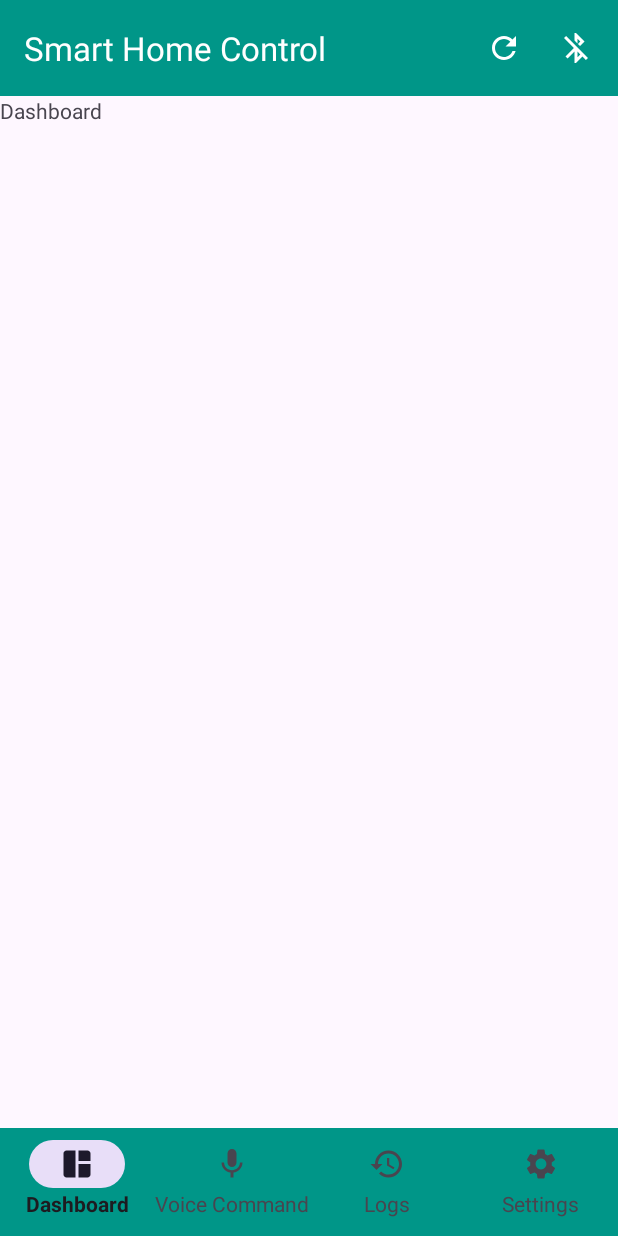
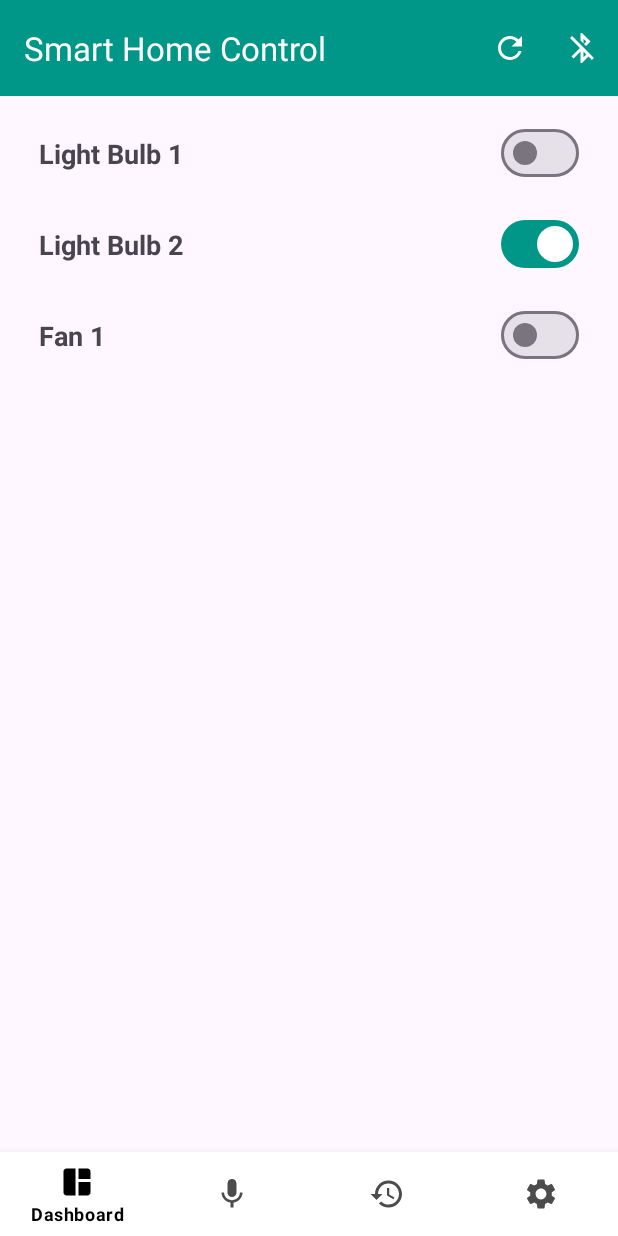
Before and after one commit to CoolQMan/ControlAppliancesWithVoice, an Android app: the screen it shows after launch (MainActivity), on a phone screen of 412 x 824 dp. Run offline under Robolectric (Android 15) with nearby library versions, the light colour scheme and no system bars.

Commit message:
Started adding functionality to Dashboard Fragment

```diff
--- /dev/null
+++ b/app/src/main/java/com/team17/controlapplianceswithvoice/ApplianceModel.java
@@ -0,0 +1,11 @@
+package com.team17.controlapplianceswithvoice;
+
+public class ApplianceModel {
+    String applianceName;
+    boolean status = false;
+
+    public ApplianceModel(String name, boolean status){
+        this.applianceName = name;
+        this.status = status;
+    }
+}
--- a/app/src/main/java/com/team17/controlapplianceswithvoice/DashboardFragment.java
+++ b/app/src/main/java/com/team17/controlapplianceswithvoice/DashboardFragment.java
@@ -3,62 +3,35 @@ package com.team17.controlapplianceswithvoice;
 import android.os.Bundle;
 
 import androidx.fragment.app.Fragment;
+import androidx.recyclerview.widget.GridLayoutManager;
+import androidx.recyclerview.widget.LinearLayoutManager;
+import androidx.recyclerview.widget.RecyclerView;
 
 import android.view.LayoutInflater;
 import android.view.View;
 import android.view.ViewGroup;
 
-/**
- * A simple {@link Fragment} subclass.
- * Use the {@link DashboardFragment#newInstance} factory method to
- * create an instance of this fragment.
- */
+
 public class DashboardFragment extends Fragment {
-
-    // TODO: Rename parameter arguments, choose names that match
-    // the fragment initialization parameters, e.g. ARG_ITEM_NUMBER
-    private static final String ARG_PARAM1 = "param1";
-    private static final String ARG_PARAM2 = "param2";
-
-    // TODO: Rename and change types of parameters
-    private String mParam1;
-    private String mParam2;
+    RecyclerView recyclerView;
 
     public DashboardFragment() {
         // Required empty public constructor
     }
 
-    /**
-     * Use this factory method to create a new instance of
-     * this fragment using the provided parameters.
-     *
-     * @param param1 Parameter 1.
-     * @param param2 Parameter 2.
-     * @return A new instance of fragment DashboardFragment.
-     */
-    // TODO: Rename and change types and number of parameters
-    public static DashboardFragment newInstance(String param1, String param2) {
-        DashboardFragment fragment = new DashboardFragment();
-        Bundle args = new Bundle();
-        args.putString(ARG_PARAM1, param1);
-        args.putString(ARG_PARAM2, param2);
-        fragment.setArguments(args);
-        return fragment;
-    }
-
-    @Override
-    public void onCreate(Bundle savedInstanceState) {
-        super.onCreate(savedInstanceState);
-        if (getArguments() != null) {
-            mParam1 = getArguments().getString(ARG_PARAM1);
-            mParam2 = getArguments().getString(ARG_PARAM2);
-        }
-    }
 
     @Override
     public View onCreateView(LayoutInflater inflater, ViewGroup container,
                              Bundle savedInstanceState) {
         // Inflate the layout for this fragment
-        return inflater.inflate(R.layout.fragment_dashboard, container, false);
+        View view = inflater.inflate(R.layout.fragment_dashboard, container, false);
+
+        recyclerView = view.findViewById(R.id.recyclerView);
+        recyclerView.setLayoutManager(new LinearLayoutManager(getContext()));
+        recyclerView.setAdapter(new RecyclerApplianceAdapter(getContext()));
+
+
+
+        return view;
     }
 }
--- /dev/null
+++ b/app/src/main/java/com/team17/controlapplianceswithvoice/RecyclerApplianceAdapter.java
@@ -0,0 +1,58 @@
+package com.team17.controlapplianceswithvoice;
+
+import android.content.Context;
+import android.view.LayoutInflater;
+import android.view.View;
+import android.view.ViewGroup;
+import android.widget.TextView;
+
+import androidx.annotation.NonNull;
+import androidx.recyclerview.widget.RecyclerView;
+
+import com.google.android.material.materialswitch.MaterialSwitch;
+
+import java.util.ArrayList;
+
+public class RecyclerApplianceAdapter extends RecyclerView.Adapter<RecyclerApplianceAdapter.ViewHolder> {
+    Context context;
+    ArrayList<ApplianceModel>arrayList;
+    RecyclerApplianceAdapter(Context context){
+        this.context = context;
+        arrayList = new ArrayList<>();
+        arrayList.add(new ApplianceModel("Light Bulb 1", false));
+        arrayList.add(new ApplianceModel("Light Bulb 2", true));
+        arrayList.add(new ApplianceModel("Fan 1", false));
+    }
+
+    @NonNull
+    @Override
+    public ViewHolder onCreateViewHolder(@NonNull ViewGroup parent, int viewType) {
+        View v = LayoutInflater.from(context).inflate(R.layout.row_appliance, parent, false);
+        return new ViewHolder(v);
+    }
+
+    @Override
+    public void onBindViewHolder(@NonNull ViewHolder holder, int position) {
+        holder.appliance_name.setText(arrayList.get(position).applianceName);
+        holder.appliance_switch.setChecked(arrayList.get(position).status);
+    }
+
+    @Override
+    public int getItemCount() {
+        return arrayList.size();
+    }
+
+    public class ViewHolder extends RecyclerView.ViewHolder {
+        TextView appliance_name;
+        MaterialSwitch appliance_switch;
+        public ViewHolder(@NonNull View itemView) {
+            super(itemView);
+
+            appliance_name = itemView.findViewById(R.id.appliance_name);
+            appliance_switch = itemView.findViewById(R.id.appliance_switch);
+
+        }
+    }
+
+
+}
--- /dev/null
+++ b/app/src/main/res/color-night/bottom_nav_color.xml
@@ -0,0 +1,5 @@
+<?xml version="1.0" encoding="utf-8"?>
+<selector xmlns:android="http://schemas.android.com/apk/res/android">
+    <item android:color="@android:color/white" android:state_checked="true"/>
+    <item android:color="?attr/colorOnSurface" android:alpha="0.7" android:state_checked="false"/>
+</selector>
--- /dev/null
+++ b/app/src/main/res/color/bottom_nav_color.xml
@@ -0,0 +1,5 @@
+<?xml version="1.0" encoding="utf-8"?>
+<selector xmlns:android="http://schemas.android.com/apk/res/android">
+    <item android:color="@android:color/black" android:state_checked="true"/>
+    <item android:color="?attr/colorOnSurface" android:alpha="0.7" android:state_checked="false"/>
+</selector>
--- a/app/src/main/res/layout/activity_main.xml
+++ b/app/src/main/res/layout/activity_main.xml
@@ -1,65 +1,49 @@
 <?xml version="1.0" encoding="utf-8"?>
-<LinearLayout
+<androidx.constraintlayout.widget.ConstraintLayout
     xmlns:android="http://schemas.android.com/apk/res/android"
     xmlns:app="http://schemas.android.com/apk/res-auto"
     xmlns:tools="http://schemas.android.com/tools"
-    android:orientation="vertical"
     android:layout_width="match_parent"
     android:layout_height="match_parent"
+    android:fitsSystemWindows="true"
     tools:context=".MainActivity">
 
     <!-- AppBar with Action Bar -->
     <androidx.appcompat.widget.Toolbar
         android:id="@+id/toolbar"
-        android:layout_width="match_parent"
+        android:layout_width="0dp"
         android:layout_height="?attr/actionBarSize"
         android:background="@color/colorPrimary"
-        android:theme="@style/ThemeOverlay.AppCompat.ActionBar"
         app:titleTextColor="@android:color/white"
-        app:title="Smart Home Control">
+        app:title="Smart Home Control"
+        app:menu="@menu/action_bar_menu"
+        app:layout_constraintTop_toTopOf="parent"
+        app:layout_constraintStart_toStartOf="parent"
+        app:layout_constraintEnd_toEndOf="parent">
 
-        <!-- Bluetooth Status Icon -->
-        <ImageView
-            android:id="@+id/bluetooth_status"
-            android:layout_width="24dp"
-            android:layout_height="24dp"
-            android:layout_gravity="end"
-            android:layout_marginEnd="16dp"
-            android:contentDescription="Bluetooth Status"
-            android:src="@drawable/ic_bluetooth_disabled"
-            app:tint="@android:color/white" />
-
-        <!-- Refresh Button -->
-        <ImageButton
-            android:id="@+id/refresh_button"
-            android:layout_width="40dp"
-            android:layout_height="40dp"
-            android:layout_gravity="end"
-            android:layout_marginEnd="16dp"
-            android:background="?attr/selectableItemBackgroundBorderless"
-            android:contentDescription="Refresh"
-            android:src="@drawable/ic_refresh"
-            app:tint="@android:color/white" />
     </androidx.appcompat.widget.Toolbar>
 
     <!-- Main Content Area -->
-    <FrameLayout
+    <androidx.fragment.app.FragmentContainerView
         android:id="@+id/fragment_container"
-        android:layout_width="match_parent"
+        android:layout_width="0dp"
         android:layout_height="0dp"
-        android:layout_weight="1" />
+        app:layout_constraintTop_toBottomOf="@id/toolbar"
+        app:layout_constraintStart_toStartOf="parent"
+        app:layout_constraintEnd_toEndOf="parent"
+        app:layout_constraintBottom_toTopOf="@id/bottom_navigation" />
 
     <!-- Bottom Navigation View -->
     <com.google.android.material.bottomnavigation.BottomNavigationView
         android:id="@+id/bottom_navigation"
-        android:layout_width="match_parent"
-        android:layout_height="72dp"
-        android:background="@color/colorPrimary"
-        android:fitsSystemWindows="true"
-        app:itemPaddingTop="8dp"
-        app:itemTextAppearanceActive="@style/TextAppearance.App.BottomNavigation.Active"
-        app:itemTextAppearanceInactive="@style/TextAppearance.App.BottomNavigation.Inactive"
-        app:labelVisibilityMode="labeled"
-        app:menu="@menu/bottom_navigation_menu" />
+        android:layout_width="0dp"
+        android:layout_height="wrap_content"
+        app:menu="@menu/bottom_navigation_menu"
+        android:theme="@style/Theme.MaterialComponents.DayNight.DarkActionBar"
+        app:itemIconTint="@color/bottom_nav_color"
+        app:itemTextColor="@color/bottom_nav_color"
+        app:layout_constraintBottom_toBottomOf="parent"
+        app:layout_constraintStart_toStartOf="parent"
+        app:layout_constraintEnd_toEndOf="parent" />
 
-</LinearLayout>
+</androidx.constraintlayout.widget.ConstraintLayout>
--- a/app/src/main/res/layout/fragment_dashboard.xml
+++ b/app/src/main/res/layout/fragment_dashboard.xml
@@ -1,14 +1,16 @@
 <?xml version="1.0" encoding="utf-8"?>
-<FrameLayout xmlns:android="http://schemas.android.com/apk/res/android"
+<LinearLayout
+    xmlns:android="http://schemas.android.com/apk/res/android"
     xmlns:tools="http://schemas.android.com/tools"
     android:layout_width="match_parent"
     android:layout_height="match_parent"
     tools:context=".DashboardFragment">
 
-    <!-- TODO: Update blank fragment layout -->
-    <TextView
+    <androidx.recyclerview.widget.RecyclerView
+        android:id="@+id/recyclerView"
         android:layout_width="match_parent"
-        android:layout_height="match_parent"
-        android:text="Dashboard" />
+        android:layout_height="wrap_content"
+        android:padding="8dp" />
 
-</FrameLayout>
+
+</LinearLayout>
--- /dev/null
+++ b/app/src/main/res/layout/row_appliance.xml
@@ -0,0 +1,26 @@
+<?xml version="1.0" encoding="utf-8"?>
+<LinearLayout
+    xmlns:android="http://schemas.android.com/apk/res/android"
+    android:orientation="horizontal"
+    android:layout_width="match_parent"
+    android:gravity="center_vertical"
+    android:layout_height="wrap_content" >
+
+    <TextView
+        android:layout_width="wrap_content"
+        android:layout_height="wrap_content"
+        android:id="@+id/appliance_name"
+        android:text="Light Bulb 1"
+        android:textSize="18sp"
+        android:layout_weight="1"
+        android:textStyle="bold"
+        android:padding="18dp"/>
+
+    <com.google.android.material.materialswitch.MaterialSwitch
+        android:layout_width="wrap_content"
+        android:layout_height="wrap_content"
+        android:layout_weight="1"
+        android:padding="18dp"
+        android:id="@+id/appliance_switch"/>
+
+</LinearLayout>
--- /dev/null
+++ b/app/src/main/res/menu/action_bar_menu.xml
@@ -0,0 +1,22 @@
+<?xml version="1.0" encoding="utf-8"?>
+<menu xmlns:android="http://schemas.android.com/apk/res/android"
+    xmlns:app="http://schemas.android.com/apk/res-auto">
+
+    <item
+        android:id="@+id/refresh_button"
+        android:icon="@drawable/ic_refresh"
+        android:title="Refresh"
+        android:orderInCategory="1"
+        app:showAsAction="always"
+        app:iconTint="@android:color/white"/>
+
+    <item
+        android:id="@+id/bluetooth_status"
+        android:icon="@drawable/ic_bluetooth_disabled"
+        android:title="Bluetooth Status"
+        android:orderInCategory="2"
+        app:showAsAction="always"
+        app:iconTint="@android:color/white"
+        android:enabled="false"/>
+
+</menu>
--- a/app/src/main/res/menu/bottom_navigation_menu.xml
+++ b/app/src/main/res/menu/bottom_navigation_menu.xml
@@ -3,17 +3,17 @@
     <item
         android:id="@+id/menu_dashboard"
         android:icon="@drawable/ic_dashboard"
-        android:title="Dashboard" />
+        android:title="@string/dashboard" />
     <item
         android:id="@+id/menu_voice_command"
         android:icon="@drawable/ic_microphone"
-        android:title="Voice Command" />
+        android:title="@string/voicecommand" />
     <item
         android:id="@+id/menu_logs"
         android:icon="@drawable/ic_history"
-        android:title="Logs" />
+        android:title="@string/logs" />
     <item
         android:id="@+id/menu_settings"
         android:icon="@drawable/ic_settings"
-        android:title="Settings" />
+        android:title="@string/settings" />
 </menu>
--- a/app/src/main/res/values-night/styles.xml
+++ /dev/null
@@ -1,14 +0,0 @@
-<?xml version="1.0" encoding="utf-8"?>
-<resources>
-    <!-- Bottom Navigation Active Text Style -->
-    <style name="TextAppearance.App.BottomNavigation.Active" parent="TextAppearance.AppCompat.Caption">
-        <item name="android:textSize">14sp</item>
-        <item name="android:textColor">@color/bottom_navigation_active</item>
-    </style>
-
-    <!-- Bottom Navigation Inactive Text Style -->
-    <style name="TextAppearance.App.BottomNavigation.Inactive" parent="TextAppearance.AppCompat.Caption">
-        <item name="android:textSize">14sp</item>
-        <item name="android:textColor">@color/bottom_navigation_inactive</item>
-    </style>
-</resources>
--- a/app/src/main/res/values-night/themes.xml
+++ b/app/src/main/res/values-night/themes.xml
@@ -6,4 +6,6 @@
         <item name="colorOnPrimary">#004D40</item>
 
     </style>
+
+
 </resources>
--- a/app/src/main/res/values/strings.xml
+++ b/app/src/main/res/values/strings.xml
@@ -2,4 +2,8 @@
     <string name="app_name">ControlAppliancesWithVoice</string>
     <!-- TODO: Remove or change this placeholder text -->
     <string name="hello_blank_fragment">Hello blank fragment</string>
+    <string name="dashboard">Dashboard</string>
+    <string name="voicecommand">Voice Command</string>
+    <string name="logs">Logs</string>
+    <string name="settings">Settings</string>
 </resources>
--- a/app/src/main/res/values/styles.xml
+++ /dev/null
@@ -1,14 +0,0 @@
-<?xml version="1.0" encoding="utf-8"?>
-<resources>
-    <!-- Bottom Navigation Active Text Style -->
-    <style name="TextAppearance.App.BottomNavigation.Active" parent="TextAppearance.AppCompat.Caption">
-        <item name="android:textSize">14sp</item>
-        <item name="android:textColor">@color/bottom_navigation_active</item>
-    </style>
-
-    <!-- Bottom Navigation Inactive Text Style -->
-    <style name="TextAppearance.App.BottomNavigation.Inactive" parent="TextAppearance.AppCompat.Caption">
-        <item name="android:textSize">14sp</item>
-        <item name="android:textColor">@color/bottom_navigation_inactive</item>
-    </style>
-</resources>
--- a/app/src/main/res/values/themes.xml
+++ b/app/src/main/res/values/themes.xml
@@ -7,5 +7,6 @@
 
     </style>
 
+
     <style name="Theme.ControlAppliancesWithVoice" parent="Base.Theme.ControlAppliancesWithVoice" />
 </resources>
```
